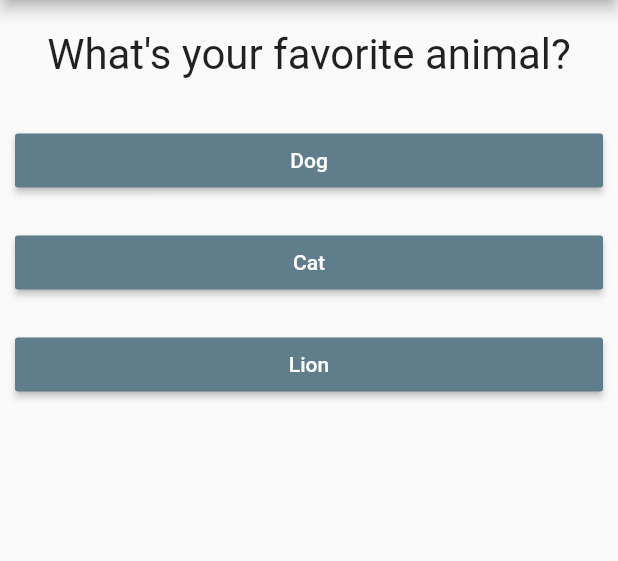
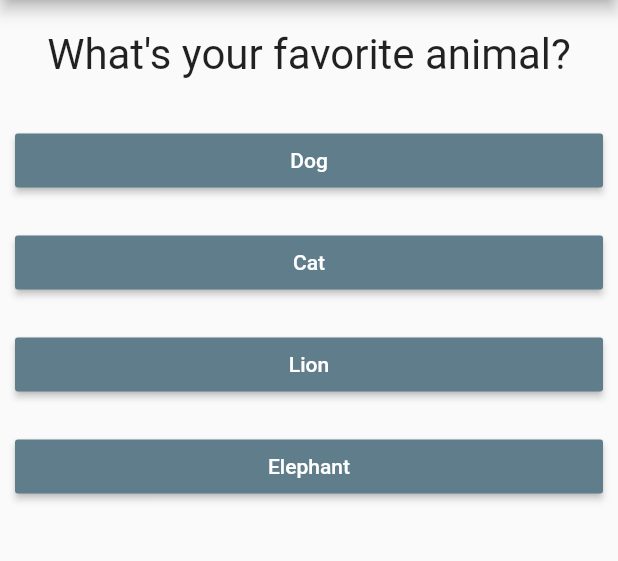
Before and after one commit to adepusai123/learn_flutter_app, a Flutter app: the screen it shows after launch, after a tap on "White", on a phone screen of 412 x 824 dp, the part 84-645 px from its top. Run offline on Flutter 3.47's test engine with Material 2 defaults, Android fonts, the phone set to English and light mode, and no system bars.

Commit message:
Clear score & index

```diff
--- a/lib/main.dart
+++ b/lib/main.dart
@@ -16,27 +16,52 @@ class MyApp extends StatefulWidget {
 
 class _MyAppState extends State<MyApp> {
   var _questionIndex = 0;
+  var _totalScore = 0;
   static var _questions = const [
     {
       "questionText": "What's your favorite color?",
-      "answers": ["White", "Red", "Black"]
+      "answers": [
+        {"text": "White", "score": 10},
+        {"text": "Red", "score": 5},
+        {"text": "Black", "score": 8},
+        {"text": "Pink", "score": 2},
+      ]
     },
     {
       "questionText": "What's your favorite animal?",
-      "answers": ["Dog", "Cat", "Lion"]
+      "answers": [
+        {"text": "Dog", "score": 8},
+        {"text": "Cat", "score": 2},
+        {"text": "Lion", "score": 10},
+        {"text": "Elephant", "score": 5},
+      ]
     },
     {
       "questionText": "What's your favorite anime?",
-      "answers": ["Naruto", "Boruto", "DragonBall Z"]
+      "answers": [
+        {"text": "Naruto", "score": 10},
+        {"text": "Boruto", "score": 8},
+        {"text": "Dragon Ball Z", "score": 5},
+        {"text": "One piece", "score": 2},
+      ]
     }
   ];
-  void _answerQuestion() {
+
+  void _answerQuestion(score) {
+    _totalScore += score;
     setState(() {
       _questionIndex = _questionIndex + 1;
     });
     if (_questionIndex < _questions.length) {
       print('You have more questions');
     }
+  }
+
+  void _resetIndex() {
+    setState(() {
+      _questionIndex = 0;
+      _totalScore = 0;
+    });
   }
 
   @override
@@ -54,7 +79,10 @@ class _MyAppState extends State<MyApp> {
               questionIndex: _questionIndex,
               answerQuestion: _answerQuestion,
             )
-          : Result(),
+          : Result(
+              score: _totalScore,
+              press: _resetIndex,
+            ),
     ));
   }
 }
--- a/lib/quiz.dart
+++ b/lib/quiz.dart
@@ -20,8 +20,9 @@ class Quiz extends StatelessWidget {
       children: <Widget>[
         Question(questions[questionIndex]['questionText']),
         // passing pointer instead function to onPressed
-        ...(questions[questionIndex]['answers'] as List<String>).map((answer) {
-          return Answer(answerQuestion, answer);
+        ...(questions[questionIndex]['answers'] as List<Map<String, Object>>)
+            .map((answer) {
+          return Answer(() => answerQuestion(answer['score']), answer['text']);
         }).toList(),
       ],
     );
```
Also changed, not shown: lib/result.dart (+17 -2 lines).
